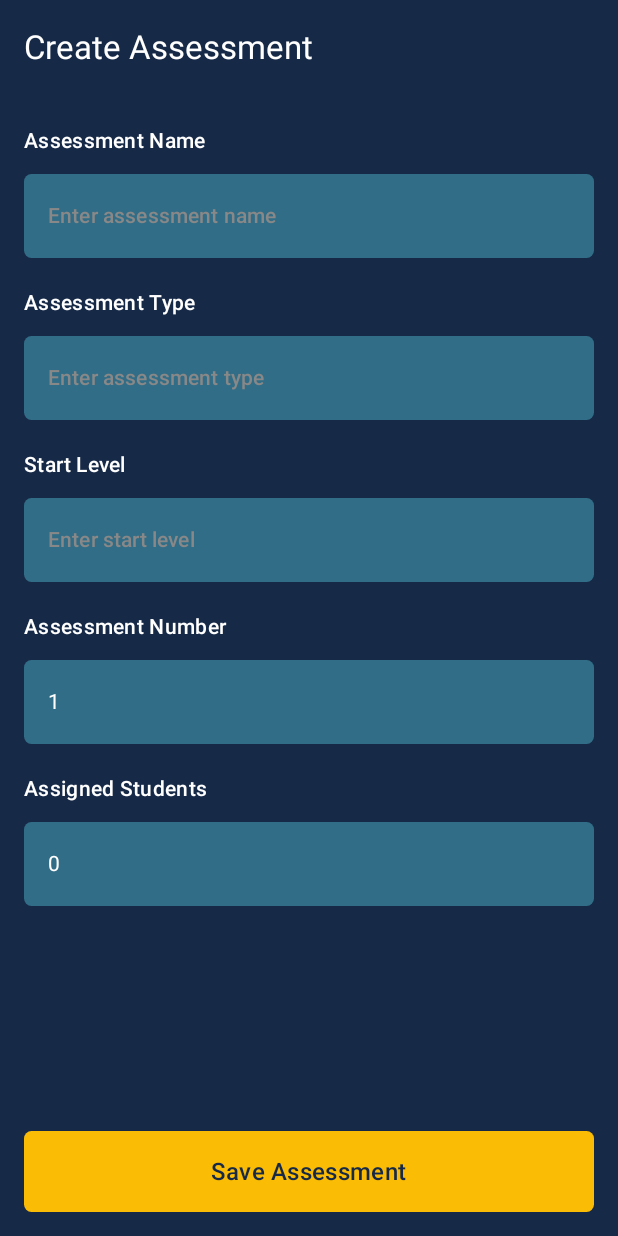
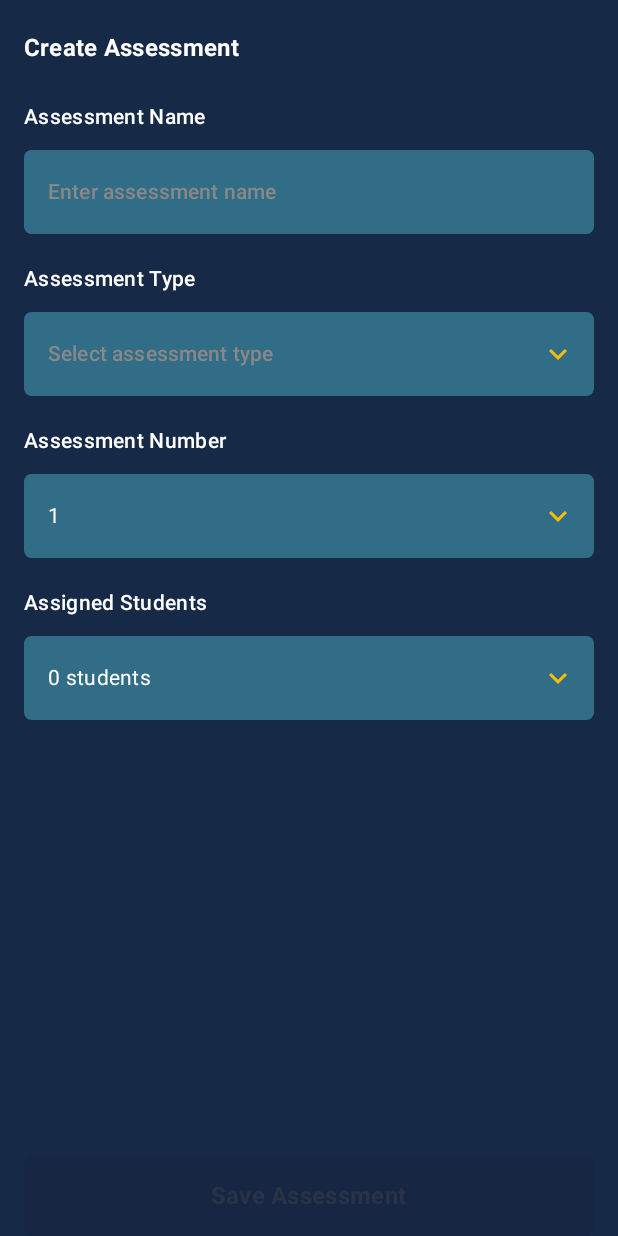
Before and after one commit to Nyansapo-AI/Nyansapo-Teaching, an Android app built with Jetpack Compose: the CreateAssessmentsPage screen opened through its navigation route, on a phone screen of 412 x 824 dp. Run offline under Robolectric (Android 15) with nearby library versions, the phone set to English and light mode, and no system bars; our stand-ins replace Firebase (no records; nobody signed in at launch, a user with empty details on screens opened directly).

Commit message:
add CreateAssessments feature with enhanced state management, dropdown menus for selection, and snackbar notifications

```diff
--- a/app/src/main/java/com/nyansapoai/teaching/presentation/assessments/createAssessment/CreateAssessments.kt
+++ b/app/src/main/java/com/nyansapoai/teaching/presentation/assessments/createAssessment/CreateAssessments.kt
@@ -1,6 +1,8 @@
 package com.nyansapoai.teaching.presentation.assessments.createAssessment
 
+import androidx.compose.foundation.background
 import androidx.compose.foundation.layout.Box
+import androidx.compose.foundation.layout.Spacer
 import androidx.compose.foundation.layout.fillMaxSize
 import androidx.compose.foundation.layout.fillMaxWidth
 import androidx.compose.foundation.layout.imePadding
@@ -16,10 +18,13 @@ import androidx.compose.runtime.Composable
 import androidx.compose.runtime.getValue
 import androidx.compose.ui.Alignment
 import androidx.compose.ui.Modifier
+import androidx.compose.ui.text.font.FontWeight
 import androidx.compose.ui.unit.dp
 import androidx.lifecycle.compose.collectAsStateWithLifecycle
 import androidx.lifecycle.viewmodel.compose.viewModel
 import com.nyansapoai.teaching.presentation.common.components.AppButton
+import com.nyansapoai.teaching.presentation.common.components.AppDropDownItem
+import com.nyansapoai.teaching.presentation.common.components.AppDropDownMenu
 import com.nyansapoai.teaching.presentation.common.components.AppTextField
 import org.koin.androidx.compose.koinViewModel
 
@@ -51,23 +56,23 @@ fun CreateAssessmentsScreen(
                 title = {
                     Text(
                         text = "Create Assessment",
-                        style = MaterialTheme.typography.titleLarge
+                        style = MaterialTheme.typography.titleMedium,
+                        fontWeight = FontWeight.Bold
                     )
                 }
             )
         }
     ) { innerPadding ->
 
-
         Box(
             modifier = Modifier
                 .fillMaxSize()
                 .padding(innerPadding)
-                .imePadding()
-                .padding(16.dp)
+                .padding(horizontal = 16.dp)
         ) {
             LazyColumn(
                 modifier = Modifier
+                    .imePadding()
             ) {
 
                 item {
@@ -80,65 +85,137 @@ fun CreateAssessmentsScreen(
                 }
 
                 item {
+                    /*
                     AppTextField(
                         value = state.type,
                         onValueChanged = { onAction(CreateAssessmentsAction.SetType(it)) },
                         label = "Assessment Type",
                         placeholder = "Enter assessment type",
                     )
+
+                     */
+
+                    AppDropDownMenu(
+                        expanded = state.isTypeDropDownExpanded,
+                        label = "Assessment Type",
+                        placeholder = "Select assessment type",
+                        value = state.type,
+                        onClick = { onAction(CreateAssessmentsAction.ToggleTypeDropDown(isExpanded = !state.isTypeDropDownExpanded)) },
+                        error = null
+                    ) {
+                        state.assessmentTypeList.forEach { type ->
+                            AppDropDownItem(
+                                item = type,
+                                isSelected = type == state.type,
+                                onClick = { onAction(CreateAssessmentsAction.SetType(type)) }
+                            )
+                        }
+                    }
+
+                }
+
+                /*
+                item {
+                    AppDropDownMenu(
+                        expanded = state.isStartLevelDropDownExpanded,
+                        label = "Start Level",
+                        placeholder = "Select starting level",
+                        value = state.startLevel,
+                        onClick = { onAction(CreateAssessmentsAction.ToggleStartLevelDropDown(isExpanded = !state.isStartLevelDropDownExpanded)) },
+                        error = null
+                    ) {
+                        state.selectedStartingLevel.forEach {
+                            AppDropDownItem(
+                                item = it,
+                                isSelected = it == state.startLevel,
+                                onClick = { onAction(CreateAssessmentsAction.SetStartLevel(it)) }
+                            )
+                        }
+                    }
+                }
+
+                 */
+
+                item {
+                    AppDropDownMenu(
+                        expanded = state.isAssessmentNumberDropDownExpanded,
+                        label = "Assessment Number",
+                        placeholder = "Select assessment number",
+                        value = state.assessmentNumber.toString(),
+                        onClick = { onAction(CreateAssessmentsAction.ToggleAssessmentNumberDropDown(isExpanded = !state.isAssessmentNumberDropDownExpanded)) },
+                        error = null
+                    ) {
+
+                        state.assessmentNumberList.forEach { number ->
+                            AppDropDownItem(
+                                item = number.toString(),
+                                isSelected = number == state.assessmentNumber,
+                                onClick = {
+                                    onAction(
+                                        CreateAssessmentsAction.SetAssessmentNumber(
+                                            number
+                                        )
+                                    )
+                                }
+                            )
+                        }
+                    }
+
                 }
 
                 item {
-                    AppTextField(
-                        value = state.startLevel,
-                        onValueChanged = { onAction(CreateAssessmentsAction.SetStartLevel(it)) },
-                        label = "Start Level",
-                        placeholder = "Enter start level",
-                    )
+                    AppDropDownMenu(
+                        expanded = state.isStudentListDropDownExpanded,
+                        label = "Assigned Students",
+                        placeholder = "Select students to assign",
+                        value = if (state.assignedStudents.size > 1) "${state.assignedStudents.size} student" else "${state.assignedStudents.size} students",
+                        onClick = {
+                            onAction(CreateAssessmentsAction.ToggleStudentListDropDown(isExpanded = !state.isStudentListDropDownExpanded))
+                        },
+                        error = null
+                    ) {
+                        state.studentList.forEach { student ->
+                            AppDropDownItem(
+                                item = student.student_name,
+                                isSelected = student in state.assignedStudents,
+                                onClick = {
+                                    onAction(CreateAssessmentsAction.AddAssignedStudent(student = student))
+                                }
+                            )
+                        }
+                    }
                 }
 
                 item {
-                    AppTextField(
-                        value = state.assessmentNumber.toString(),
-                        onValueChanged = {
-                            onAction(
-                                CreateAssessmentsAction.SetAssessmentNumber(
-                                    it.toIntOrNull() ?: 1
-                                )
-                            )
-                        },
-                        label = "Assessment Number",
-                        placeholder = "Enter assessment number",
-                    )
-                }
-
-                item {
-                    AppTextField(
-                        value = "${state.assignedStudents.size}",
-                        onValueChanged = {
-                            // Assuming a simple comma-separated input for assigned students
-                            //                        onAction(CreateAssessmentsAction.AddAssignedStudent(it.split(",").map { it.trim() }))
-                        },
-                        label = "Assigned Students",
-                        placeholder = "Enter assigned students (comma separated)",
-                    )
+                    Spacer(Modifier.padding(60.dp))
                 }
 
             }
 
-            AppButton(
-                onClick = {
+           Box(
+                modifier = Modifier
+                    .align(Alignment.BottomCenter)
+                    .background(MaterialTheme.colorScheme.background)
+                    .fillMaxWidth()
+           ) {
+               AppButton(
+                   enabled = state.canSubmit,
+                   onClick = {
+                       onAction(CreateAssessmentsAction.SubmitAssessment)
+                   },
+                   modifier = Modifier
+                       .fillMaxWidth()
+                       .align(Alignment.Center)
+               ) {
+                   Text(
+                       text = "Save Assessment",
+                       style = MaterialTheme.typography.titleMedium,
+                       fontWeight = FontWeight.Bold
+                   )
+               }
 
-                },
-                modifier = Modifier
-                    .fillMaxWidth()
-                    .align(Alignment.BottomCenter)
-            ) {
-                Text(
-                    text = "Save Assessment",
-                    style = MaterialTheme.typography.titleMedium
-                )
-            }
+           }
+
         }
     }
 
--- a/app/src/main/java/com/nyansapoai/teaching/presentation/assessments/createAssessment/CreateAssessmentsState.kt
+++ b/app/src/main/java/com/nyansapoai/teaching/presentation/assessments/createAssessment/CreateAssessmentsState.kt
@@ -1,12 +1,75 @@
 package com.nyansapoai.teaching.presentation.assessments.createAssessment
+
+import com.nyansapoai.teaching.domain.models.assessments.AssignedStudent
 
 data class CreateAssessmentsState(
     val name: String = "",
     val type: String = "",
     val startLevel: String = "",
     val assessmentNumber: Int = 1,
-    val assignedStudents: List<String> = emptyList(),
+    val assignedStudents: List<AssignedStudent> = emptyList(),
+    val isTypeDropDownExpanded: Boolean = false,
+    val isStartLevelDropDownExpanded: Boolean = false,
+    val isAssessmentNumberDropDownExpanded: Boolean = false,
+    val isStudentListDropDownExpanded: Boolean = false,
+    val studentList: List<AssignedStudent> = listOf(
+        AssignedStudent(
+            student_id = "student_1",
+            student_name = "John Doe",
+            competence = null
+        ),
+        AssignedStudent(
+            student_id = "student_2",
+            student_name = "Jane Smith",
+            competence = null
+        ),
+        AssignedStudent(
+            student_id = "student_3",
+            student_name = "Alice Johnson",
+            competence = null
+        ),
+        AssignedStudent(
+            student_id = "student_4",
+            student_name = "Bob Brown",
+            competence = null
+        ),
+        AssignedStudent(
+            student_id = "student_5",
+            student_name = "Charlie Davis",
+            competence = null
+        )
+    ),
+    val assessmentTypeList: List<String> = listOf(
+        "Numeracy",
+        "Literacy",
+    ),
+
+    val numeracyStartLevelList: List<String> = listOf(
+        "Count and Match",
+        "Addition",
+        "Subtraction",
+        "Multiplication",
+        "Division",
+        "Word Problems"
+    ),
+
+    val literacyStartLevelList: List<String> = listOf(
+        "Letter Recognition",
+        "Words",
+        "Sentence",
+        "Paragraph",
+        "Story"
+    ),
+
+    val selectedStartingLevel : List<String> = emptyList(),
+    val assessmentNumberList: List<Int> = listOf(1, 2, 3, 4, 5),
     val isLoading: Boolean = false,
     val errorMessage: String? = null,
     val successMessage: String? = null
-)
+){
+    val canSubmit: Boolean get()  = name.isNotBlank() &&
+            type.isNotBlank() &&
+//            startLevel.isNotBlank() &&
+            assessmentNumber > 0 &&
+            assignedStudents.isNotEmpty()
+}
--- /dev/null
+++ b/app/src/main/java/com/nyansapoai/teaching/presentation/common/components/AppDropDownMenu.kt
@@ -0,0 +1,97 @@
+package com.nyansapoai.teaching.presentation.common.components
+
+import androidx.compose.animation.AnimatedVisibility
+import androidx.compose.animation.fadeIn
+import androidx.compose.animation.fadeOut
+import androidx.compose.animation.slideInVertically
+import androidx.compose.animation.slideOutVertically
+import androidx.compose.foundation.BorderStroke
+import androidx.compose.foundation.layout.Column
+import androidx.compose.foundation.layout.fillMaxWidth
+import androidx.compose.foundation.layout.padding
+import androidx.compose.material.icons.Icons
+import androidx.compose.material.icons.filled.KeyboardArrowDown
+import androidx.compose.material.icons.filled.KeyboardArrowUp
+import androidx.compose.material3.Card
+import androidx.compose.material3.CardDefaults
+import androidx.compose.material3.Icon
+import androidx.compose.material3.IconButton
+import androidx.compose.material3.MaterialTheme
+import androidx.compose.material3.TextFieldDefaults
+import androidx.compose.runtime.Composable
+import androidx.compose.ui.Modifier
+import androidx.compose.ui.graphics.Color
+import androidx.compose.ui.text.input.KeyboardType
+import androidx.compose.ui.unit.dp
+
+@Composable
+fun AppDropDownMenu(
+    modifier: Modifier = Modifier,
+    expanded: Boolean,
+    label: String,
+    placeholder: String,
+    value: String,
+    onClick: () -> Unit,
+    error: String? = null,
+    content: @Composable () -> Unit
+){
+    Column(
+        modifier = modifier
+            .fillMaxWidth()
+    ) {
+        AppTextField(
+            enabled = false,
+            value = value,
+            label = label,
+            placeholder = placeholder,
+            onValueChanged = {},
+            keyboardType = KeyboardType.Text,
+//            onTextFieldClick = onClick,
+            error = error,
+            trailingIcon = {
+                IconButton(
+                    onClick = onClick,
+                    content = {
+                        Icon(
+                            imageVector = if (expanded) Icons.Default.KeyboardArrowUp else Icons.Default.KeyboardArrowDown,
+                            contentDescription = "available assets",
+                            tint = MaterialTheme.colorScheme.secondary
+                        )
+                    }
+                )
+            },
+            textFieldColors = TextFieldDefaults.colors(
+                focusedContainerColor = MaterialTheme.colorScheme.tertiary,
+                unfocusedContainerColor = MaterialTheme.colorScheme.tertiary,
+                disabledContainerColor = MaterialTheme.colorScheme.tertiary,
+                focusedIndicatorColor = Color.Transparent,
+                unfocusedIndicatorColor = Color.Transparent,
+                disabledIndicatorColor = Color.Transparent,
+            ),
+            modifier = Modifier
+        )
+
+
+        AnimatedVisibility(
+            expanded,
+            enter = slideInVertically() + fadeIn(),
+            exit = slideOutVertically() + fadeOut()
+        ){
+            Card(
+                border = BorderStroke(
+                    width = 1.dp,
+                    color = MaterialTheme.colorScheme.onBackground.copy(alpha = 0.1f)
+                ),
+                colors = CardDefaults.cardColors(
+                    contentColor = MaterialTheme.colorScheme.onPrimary,
+                    containerColor = MaterialTheme.colorScheme.tertiary
+                ),
+                modifier = Modifier
+                    .fillMaxWidth()
+                    .padding(vertical = 8.dp)
+            ) {
+                content()
+            }
+        }
+    }
+}
--- a/app/src/main/java/com/nyansapoai/teaching/presentation/common/components/AppTextField.kt
+++ b/app/src/main/java/com/nyansapoai/teaching/presentation/common/components/AppTextField.kt
@@ -13,6 +13,7 @@ import androidx.compose.foundation.text.KeyboardOptions
 import androidx.compose.material3.MaterialTheme
 import androidx.compose.material3.Text
 import androidx.compose.material3.TextField
+import androidx.compose.material3.TextFieldColors
 import androidx.compose.material3.TextFieldDefaults
 import androidx.compose.runtime.Composable
 import androidx.compose.ui.Alignment
@@ -42,6 +43,16 @@ fun AppTextField(
     required: Boolean = false,
     imeAction: ImeAction = ImeAction.Next,
     onImeActionDone: () -> Unit = {},
+    textFieldColors: TextFieldColors = TextFieldDefaults.colors(
+        cursorColor = MaterialTheme.colorScheme.secondary,
+        focusedContainerColor = MaterialTheme.colorScheme.tertiary,
+        unfocusedContainerColor = MaterialTheme.colorScheme.tertiary,
+        focusedIndicatorColor = Color.Transparent,
+        unfocusedIndicatorColor = Color.Transparent,
+        disabledIndicatorColor = Color.Transparent,
+        disabledContainerColor = MaterialTheme.colorScheme.secondaryContainer,
+        disabledTextColor = MaterialTheme.colorScheme.onBackground,
+    ) ,
     trailingIcon: @Composable () -> Unit = {},
     leadingIcon: @Composable() (() -> Unit)? = null,
     textFieldModifier: Modifier = Modifier
@@ -81,17 +92,7 @@ fun AppTextField(
                 )
             },
             maxLines = 1,
-            colors =
-                TextFieldDefaults.colors(
-                    cursorColor = MaterialTheme.colorScheme.secondary,
-                    focusedContainerColor = MaterialTheme.colorScheme.tertiary,
-                    unfocusedContainerColor = MaterialTheme.colorScheme.tertiary,
-                    focusedIndicatorColor = Color.Transparent,
-                    unfocusedIndicatorColor = Color.Transparent,
-                    disabledIndicatorColor = Color.Transparent,
-                    disabledContainerColor = MaterialTheme.colorScheme.secondaryContainer,
-                    disabledTextColor = MaterialTheme.colorScheme.onBackground,
-                ),
+            colors =textFieldColors,
             leadingIcon = leadingIcon,
             singleLine = singleLine,
             keyboardOptions = KeyboardOptions(keyboardType = keyboardType, imeAction = imeAction, ),
```
Also changed, not shown: app/src/main/java/com/nyansapoai/teaching/presentation/assessments/createAssessment/CreateAssessmentsAction.kt (+13 -1 lines), app/src/main/java/com/nyansapoai/teaching/presentation/assessments/createAssessment/CreateAssessmentsViewModel.kt (+64 -10 lines), app/src/main/java/com/nyansapoai/teaching/presentation/common/components/AppDropDownItem.kt (added, +53 -0 lines), app/src/main/java/com/nyansapoai/teaching/presentation/common/snackbar/SnackBarContent.kt (added, +103 -0 lines), app/src/main/java/com/nyansapoai/teaching/presentation/navigation/Navigation.kt (+24 -0 lines).
